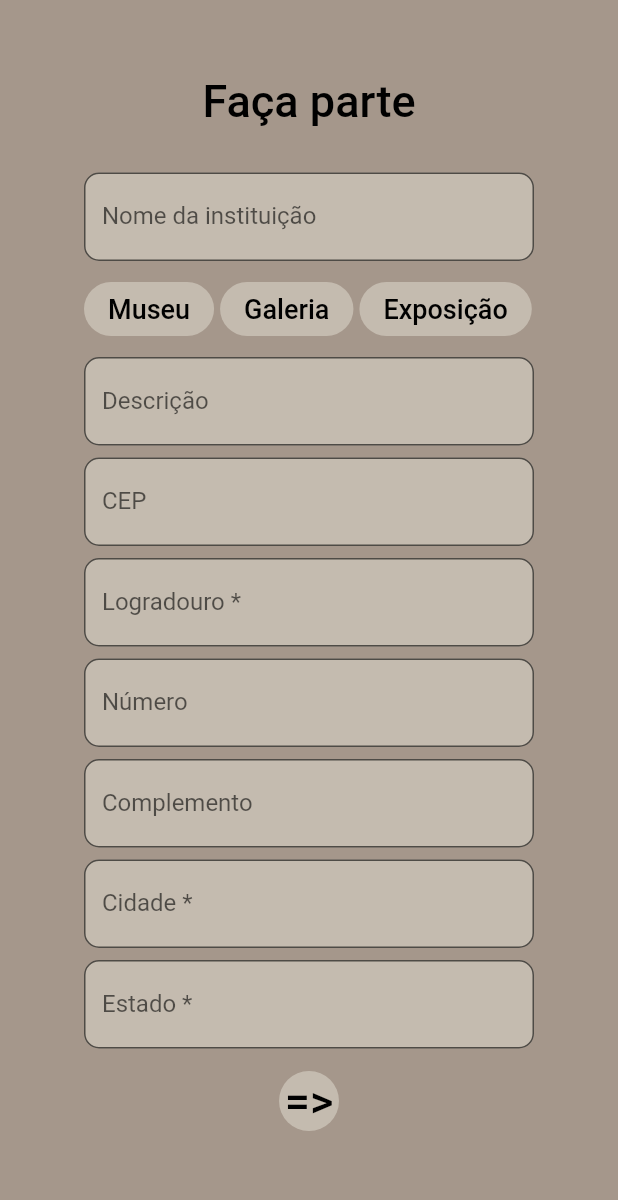
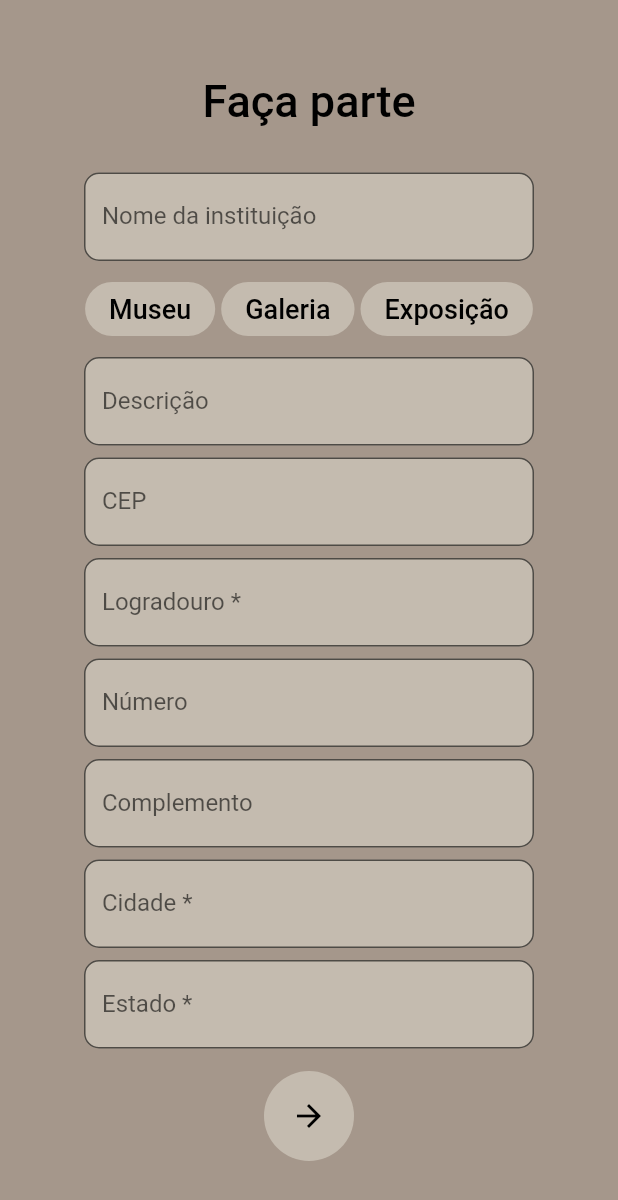
Before and after one commit to FernandoFranco0/hackathonaaaaa, a Flutter app: the screen it shows after launch, after a tap on "Iniciar", after a tap on "Cadastrar instituição", on a phone screen of 412 x 824 dp. Shown: the top 1200 px of the screen. Run offline on Flutter 3.47's test engine with Material 2 defaults, Android fonts, the phone set to English and light mode, and no system bars; our stand-ins replace google_fonts; network calls fail.

Commit message:
adding padding

```diff
--- a/lib/home_page.dart
+++ b/lib/home_page.dart
@@ -2,17 +2,16 @@ import 'package:flutter/material.dart';
 import 'package:google_fonts/google_fonts.dart';
 import 'package:hackathon/login_page.dart';
 
-class HomePage extends StatefulWidget{
+class HomePage extends StatefulWidget {
   const HomePage({super.key});
 
   @override
   State<StatefulWidget> createState() {
     return HomePageState();
   }
-
 }
 
-class HomePageState extends State<HomePage>{
+class HomePageState extends State<HomePage> {
   bool anim = false;
 
   @override
@@ -23,8 +22,7 @@ class HomePageState extends State<HomePage>{
 
   @override
   Widget build(BuildContext context) {
-    return(
-      Scaffold(
+    return (Scaffold(
       body: Container(
           decoration: const BoxDecoration(
               gradient: LinearGradient(
@@ -34,8 +32,7 @@ class HomePageState extends State<HomePage>{
               Color(0xFFc4bbaf),
               Color(0xFFa5978b),
             ],
-            )
-          ),
+          )),
           width: double.infinity,
           height: double.infinity,
           child: Column(
@@ -44,33 +41,50 @@ class HomePageState extends State<HomePage>{
               Center(
                 child: Text(
                   'Ewá',
-                  style: GoogleFonts.kristi(fontSize: 96, color: Colors.black, fontWeight: FontWeight.w400),
+                  style: GoogleFonts.kristi(
+                      fontSize: 96,
+                      color: Colors.black,
+                      fontWeight: FontWeight.w400),
                   textDirection: TextDirection.ltr,
                 ),
               ),
-               SizedBox(height: anim ? 150 : 1),
-              if (anim) SizedBox(
+              AnimatedSwitcher(
+                duration: const Duration(milliseconds: 300),
+                child: anim
+                    ? Column(
+                        children: [
+                          const SizedBox(height: 150),
+                          SizedBox(
                             width: 270,
                             height: 60,
                             child: ElevatedButton(
                               onPressed: () {
-                    Navigator.of(context).pushReplacement(MaterialPageRoute(builder: (context) => const LoginPage()));
+                                Navigator.of(context).pushReplacement(
+                                    MaterialPageRoute(
+                                        builder: (context) =>
+                                            const LoginPage()));
                               },
                               style: ElevatedButton.styleFrom(
                                   elevation: 0.0,
                                   shadowColor: Colors.transparent,
                                   backgroundColor: const Color(0xFFc4bbaf),
-                    shape: const StadiumBorder()
-
+                                  shape: const StadiumBorder()),
+                              child: const Text(
+                                "Iniciar",
+                                style: TextStyle(
+                                    color: Colors.black,
+                                    fontSize: 30,
+                                    fontWeight: FontWeight.w500),
                               ),
-                  child: const Text("Iniciar",style: TextStyle(color: Colors.black, fontSize: 30, fontWeight: FontWeight.w500),),
                             ),
-              )
+                          ),
                         ],
                       )
+                    : const SizedBox.shrink(),
               ),
-      )
-    );
+            ],
+          )),
+    ));
   }
 
   Future startAnimation() async {
@@ -78,6 +92,5 @@ class HomePageState extends State<HomePage>{
     setState(() {
       anim = true;
     });
-
   }
 }
--- a/lib/register_inst_page.dart
+++ b/lib/register_inst_page.dart
@@ -12,15 +12,25 @@ class _InstRegisterPageState extends State<InstRegisterPage> {
   int button = 0;
   @override
   Widget build(BuildContext context) {
-    return  Material(
+    return Material(
       color: const Color(0xFFA5978B),
-      child: ListView(
-        children: [Column(
+      child: ListView(children: [
+        Column(
           mainAxisAlignment: MainAxisAlignment.center,
           children: [
-            const SizedBox(height: 50,),
-            const Text("Faça parte",style: TextStyle(color: Colors.black, fontSize: 30, fontWeight: FontWeight.w500),),
-            const SizedBox(height: 30,),
+            const SizedBox(
+              height: 50,
+            ),
+            const Text(
+              "Faça parte",
+              style: TextStyle(
+                  color: Colors.black,
+                  fontSize: 30,
+                  fontWeight: FontWeight.w500),
+            ),
+            const SizedBox(
+              height: 30,
+            ),
             SizedBox(
               width: 300,
               child: TextField(
@@ -34,10 +44,12 @@ class _InstRegisterPageState extends State<InstRegisterPage> {
                 ),
               ),
             ),
-            const SizedBox(height: 8,),
+            const SizedBox(
+              height: 8,
+            ),
             SizedBox(
-              width: 300,
                 child: Row(
+              mainAxisAlignment: MainAxisAlignment.center,
               children: [
                 ElevatedButton(
                   onPressed: () {
@@ -48,15 +60,23 @@ class _InstRegisterPageState extends State<InstRegisterPage> {
                   style: ElevatedButton.styleFrom(
                       elevation: 0.0,
                       shadowColor: Colors.transparent,
-                      backgroundColor: button == 1 ? const Color(0xFF0000ff) : const Color(0xFFC4BBAF),
+                      backgroundColor: button == 1
+                          ? const Color(0xFF0000ff)
+                          : const Color(0xFFC4BBAF),
                       shape: RoundedRectangleBorder(
                         borderRadius: BorderRadius.circular(30),
-                      )
-
+                      )),
+                  child: const Text(
+                    "Museu",
+                    style: TextStyle(
+                        color: Colors.black,
+                        fontSize: 18,
+                        fontWeight: FontWeight.w500),
                   ),
-                    child: const Text("Museu",style: TextStyle(color: Colors.black, fontSize: 18, fontWeight: FontWeight.w500),),
                 ),
-                  const SizedBox(width: 4,),
+                const SizedBox(
+                  width: 4,
+                ),
                 ElevatedButton(
                   onPressed: () {
                     setState(() {
@@ -66,15 +86,23 @@ class _InstRegisterPageState extends State<InstRegisterPage> {
                   style: ElevatedButton.styleFrom(
                       elevation: 0.0,
                       shadowColor: Colors.transparent,
-                      backgroundColor: button == 2 ? const Color(0xFF0000ff) : const Color(0xFFC4BBAF),
+                      backgroundColor: button == 2
+                          ? const Color(0xFF0000ff)
+                          : const Color(0xFFC4BBAF),
                       shape: RoundedRectangleBorder(
                         borderRadius: BorderRadius.circular(30),
-                      )
-
+                      )),
+                  child: const Text(
+                    "Galeria",
+                    style: TextStyle(
+                        color: Colors.black,
+                        fontSize: 18,
+                        fontWeight: FontWeight.w500),
                   ),
-                    child: const Text("Galeria",style: TextStyle(color: Colors.black, fontSize: 18, fontWeight: FontWeight.w500),),
                 ),
-                  const SizedBox(width: 4,),
+                const SizedBox(
+                  width: 4,
+                ),
                 ElevatedButton(
                   onPressed: () {
                     setState(() {
@@ -84,18 +112,25 @@ class _InstRegisterPageState extends State<InstRegisterPage> {
                   style: ElevatedButton.styleFrom(
                       elevation: 0.0,
                       shadowColor: Colors.transparent,
-                      backgroundColor: button == 3 ? const Color(0xFF0000ff) : const Color(0xFFC4BBAF),
+                      backgroundColor: button == 3
+                          ? const Color(0xFF0000ff)
+                          : const Color(0xFFC4BBAF),
                       shape: RoundedRectangleBorder(
                         borderRadius: BorderRadius.circular(30),
-                      )
-
+                      )),
+                  child: const Text(
+                    "Exposição",
+                    style: TextStyle(
+                        color: Colors.black,
+                        fontSize: 18,
+                        fontWeight: FontWeight.w500),
                   ),
-                    child: const Text("Exposição",style: TextStyle(color: Colors.black, fontSize: 18, fontWeight: FontWeight.w500),),
                 ),
               ],
-              )
+            )),
+            const SizedBox(
+              height: 8,
             ),
-            const SizedBox(height: 8,),
             SizedBox(
               width: 300,
               child: TextField(
@@ -111,7 +146,9 @@ class _InstRegisterPageState extends State<InstRegisterPage> {
                 ),
               ),
             ),
-            const SizedBox(height: 8,),
+            const SizedBox(
+              height: 8,
+            ),
             SizedBox(
               width: 300,
               child: TextField(
@@ -125,7 +162,9 @@ class _InstRegisterPageState extends State<InstRegisterPage> {
                 ),
               ),
             ),
-            const SizedBox(height: 8,),
+            const SizedBox(
+              height: 8,
+            ),
             SizedBox(
               width: 300,
               child: TextField(
@@ -139,7 +178,9 @@ class _InstRegisterPageState extends State<InstRegisterPage> {
                 ),
               ),
             ),
-            const SizedBox(height: 8,),
+            const SizedBox(
+              height: 8,
+            ),
             SizedBox(
               width: 300,
               child: TextField(
@@ -153,7 +194,9 @@ class _InstRegisterPageState extends State<InstRegisterPage> {
                 ),
               ),
             ),
-            const SizedBox(height: 8,),
+            const SizedBox(
+              height: 8,
+            ),
             SizedBox(
               width: 300,
               child: TextField(
@@ -167,7 +210,9 @@ class _InstRegisterPageState extends State<InstRegisterPage> {
                 ),
               ),
             ),
-            const SizedBox(height: 8,),
+            const SizedBox(
+              height: 8,
+            ),
             SizedBox(
               width: 300,
               child: TextField(
@@ -181,7 +226,9 @@ class _InstRegisterPageState extends State<InstRegisterPage> {
                 ),
               ),
             ),
-            const SizedBox(height: 8,),
+            const SizedBox(
+              height: 8,
+            ),
             SizedBox(
               width: 300,
               child: TextField(
@@ -195,29 +242,29 @@ class _InstRegisterPageState extends State<InstRegisterPage> {
                 ),
               ),
             ),
-            const SizedBox(height: 15,),
-            SizedBox(
-                  width: 300,
-                  height: 40,
-                  child: ElevatedButton(
-                    onPressed: () { Navigator.of(context).push(MaterialPageRoute(builder: (context) => const SecondePart())); },
-                    style: ElevatedButton.styleFrom(
-                      elevation: 0.0,
-                      shadowColor: Colors.transparent,
+            const SizedBox(
+              height: 15,
+            ),
+            CircleAvatar(
+              radius: 30,
               backgroundColor: const Color(0xFFc4bbaf),
-                      shape: const CircleBorder()
-
+              child: IconButton(
+                icon: const Icon(Icons.arrow_forward),
+                color: Colors.black,
+                onPressed: () {
+                  Navigator.of(context).push(
+                    MaterialPageRoute(
+                        builder: (context) => const SecondePart()),
+                  );
+                },
               ),
-                    child: const Text("=>",style: TextStyle(color: Colors.black, fontSize: 30, fontWeight: FontWeight.w500),),
             ),
-                )
           ],
         ),
       ]),
     );
   }
 }
-
 
 class SecondePart extends StatefulWidget {
   const SecondePart({super.key});
@@ -247,7 +294,9 @@ class _SecondePartState extends State<SecondePart> {
               ),
             ),
           ),
-          const SizedBox(height: 15,),
+          const SizedBox(
+            height: 15,
+          ),
           SizedBox(
             width: 300,
             child: TextField(
@@ -261,7 +310,9 @@ class _SecondePartState extends State<SecondePart> {
               ),
             ),
           ),
-          const SizedBox(height: 15,),
+          const SizedBox(
+            height: 15,
+          ),
           SizedBox(
             width: 300,
             child: TextField(
@@ -275,22 +326,21 @@ class _SecondePartState extends State<SecondePart> {
               ),
             ),
           ),
-          const SizedBox(height: 50,),
-          SizedBox(
-            width: 300,
-            height: 40,
-            child: ElevatedButton(
-              onPressed: () { Navigator.of(context).pushReplacement(MaterialPageRoute(builder: (context) => const RegisterComplete())); },
-              style: ElevatedButton.styleFrom(
-                elevation: 0.0,
-                shadowColor: Colors.transparent,
+          const SizedBox(
+            height: 50,
+          ),
+          CircleAvatar(
+            radius: 30,
             backgroundColor: const Color(0xFFc4bbaf),
-                shape: const CircleBorder()
-
+            child: IconButton(
+              icon: const Icon(Icons.arrow_forward),
+              color: Colors.black,
+              onPressed: () {
+                Navigator.of(context).pushReplacement(MaterialPageRoute(
+                    builder: (context) => const RegisterComplete()));
+              },
             ),
-              child: const Text("=>",style: TextStyle(color: Colors.black, fontSize: 30, fontWeight: FontWeight.w500),),
           ),
-          )
         ],
       ),
     );
```
Lines whose indentation alone changed are shown as unchanged.
